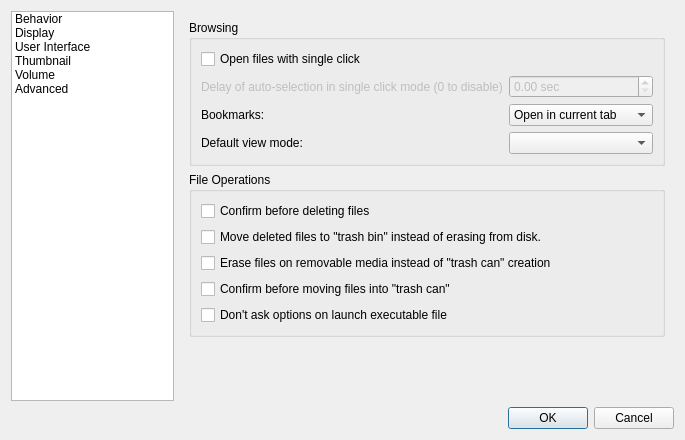
Qt form pcmanfm/preferences.ui (lxqt/pcmanfm-qt) before a commit.
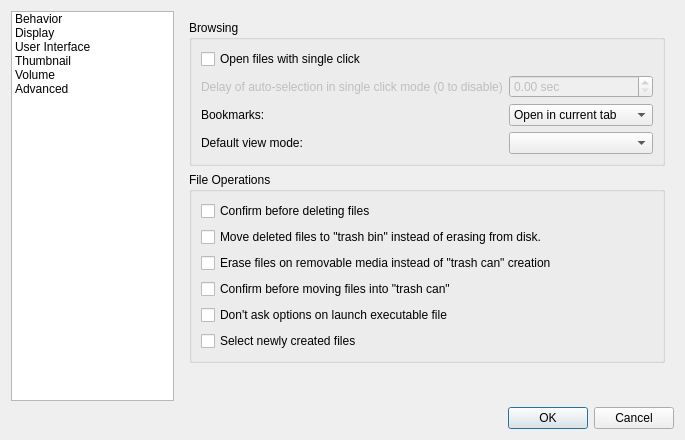
The same form after that commit. Icons and pictures are not drawn.

Commit message:
Optionally select newly created files
Closes https://github.com/lxde/pcmanfm-qt/issues/638.

This depends on and follows https://github.com/lxde/libfm-qt/pull/170.

With a new option (unchecked by default) at the end of Preferences → Behavior → File Operations, newly created files are selected and scrolled to appropriately when they are new enough -- whether they are created by pcmanfm-qt or in any other way.

The above-mentioned option is for Desktop too and can be enabled/disabled on-the-fly.

Also, the case of changing Desktop folder is covered.

Patch:
```diff
--- a/pcmanfm/preferences.ui
+++ b/pcmanfm/preferences.ui
@@ -194,6 +194,13 @@
               </property>
              </widget>
             </item>
+            <item>
+             <widget class="QCheckBox" name="selectNewFiles">
+              <property name="text">
+               <string>Select newly created files</string>
+              </property>
+             </widget>
+            </item>
            </layout>
           </widget>
          </item>
```
The commit also changes 7 other files.
